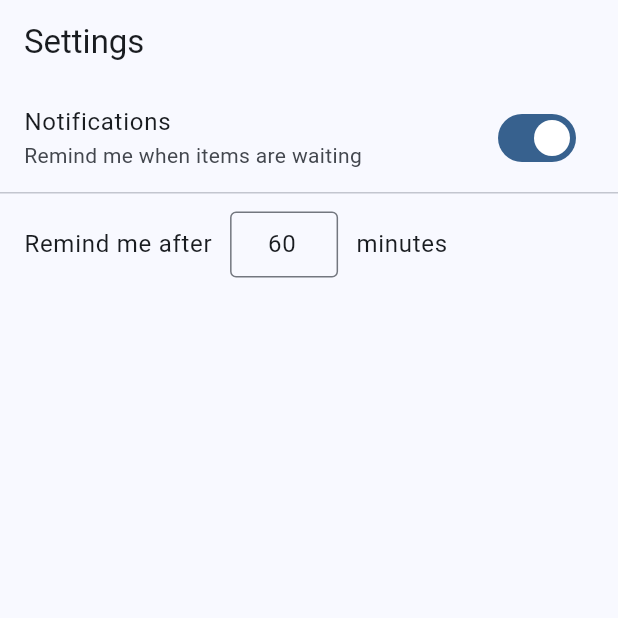
After one commit to shlomo-maghen/mind-q, a Flutter app: the SettingsView screen opened by its route, after a tap on "Notifications", on a phone screen of 412 x 824 dp, the top half of it. The commit adds this screen. Run offline on Flutter 3.47's test engine with Material 3 defaults, Android fonts, the phone set to English and light mode, and no system bars; our stand-ins replace flutter_local_notifications, flutter_riverpod, go_router, shared_preferences, timezone; accounts and stored records are empty.

Commit message:
Add notifications

```diff
--- a/lib/providers/queue_provider.dart
+++ b/lib/providers/queue_provider.dart
@@ -1,7 +1,10 @@
+import 'package:flutter/foundation.dart';
 import 'package:flutter_riverpod/flutter_riverpod.dart';
 import 'package:uuid/uuid.dart';
 import '../models/queue_item.dart';
+import '../services/notification_service.dart';
 import '../services/queue_repository.dart';
+import 'settings_provider.dart';
 
 final _repo = QueueRepository();
 const _uuid = Uuid();
@@ -21,6 +24,7 @@ class QueueNotifier extends AsyncNotifier<List<QueueItem>> {
     final updated = [...current, item];
     state = AsyncData(updated);
     await _repo.saveAll(updated);
+    await _scheduleNotification(updated.length);
   }
 
   Future<void> remove(String id) async {
@@ -28,6 +32,16 @@ class QueueNotifier extends AsyncNotifier<List<QueueItem>> {
     final updated = current.where((e) => e.id != id).toList();
     state = AsyncData(updated);
     await _repo.saveAll(updated);
+    if (updated.isEmpty && !kIsWeb) {
+      await NotificationService.instance.cancel();
+    }
+  }
+
+  Future<void> _scheduleNotification(int count) async {
+    if (kIsWeb) return;
+    final settings = ref.read(settingsProvider).valueOrNull;
+    if (settings == null || !settings.enabled) return;
+    await NotificationService.instance.schedule(count, settings.delayMinutes);
   }
 }
 
--- /dev/null
+++ b/lib/providers/settings_provider.dart
@@ -0,0 +1,39 @@
+import 'package:flutter/foundation.dart';
+import 'package:flutter_riverpod/flutter_riverpod.dart';
+import '../models/notification_settings.dart';
+import '../services/notification_service.dart';
+import '../services/settings_repository.dart';
+
+final _repo = SettingsRepository();
+
+class SettingsNotifier extends AsyncNotifier<NotificationSettings> {
+  @override
+  Future<NotificationSettings> build() => _repo.load();
+
+  Future<void> setEnabled(bool enabled) async {
+    final current = state.valueOrNull ?? const NotificationSettings();
+    final updated = NotificationSettings(
+      enabled: enabled,
+      delayMinutes: current.delayMinutes,
+    );
+    state = AsyncData(updated);
+    await _repo.save(updated);
+    if (!enabled && !kIsWeb) {
+      await NotificationService.instance.cancel();
+    }
+  }
+
+  Future<void> setDelay(int minutes) async {
+    final current = state.valueOrNull ?? const NotificationSettings();
+    final updated = NotificationSettings(
+      enabled: current.enabled,
+      delayMinutes: minutes,
+    );
+    state = AsyncData(updated);
+    await _repo.save(updated);
+  }
+}
+
+final settingsProvider =
+    AsyncNotifierProvider<SettingsNotifier, NotificationSettings>(
+        SettingsNotifier.new);
--- /dev/null
+++ b/lib/services/notification_service.dart
@@ -0,0 +1,75 @@
+import 'package:flutter/foundation.dart';
+import 'package:flutter_local_notifications/flutter_local_notifications.dart';
+import 'package:timezone/timezone.dart' as tz;
+import 'package:timezone/data/latest_all.dart' as tz_data;
+
+class NotificationService {
+  NotificationService._();
+  static final instance = NotificationService._();
+
+  final _plugin = FlutterLocalNotificationsPlugin();
+  static const _notifId = 13232323;
+  static const _channelId = 'mind_q_reminders';
+  static const _channelName = 'Queue Reminders';
+
+  Future<void> init() async {
+    tz_data.initializeTimeZones();
+
+    const android = AndroidInitializationSettings('@mipmap/ic_launcher');
+    const darwin = DarwinInitializationSettings(
+      requestAlertPermission: false,
+      requestBadgePermission: false,
+      requestSoundPermission: false,
+    );
+
+    await _plugin.initialize(
+      const InitializationSettings(android: android, iOS: darwin, macOS: darwin),
+    );
+  }
+
+  Future<void> requestPermission() async {
+    final android = _plugin.resolvePlatformSpecificImplementation<
+        AndroidFlutterLocalNotificationsPlugin>();
+    if (android != null) {
+      await android.requestNotificationsPermission();
+      return;
+    }
+    final ios = _plugin.resolvePlatformSpecificImplementation<
+        IOSFlutterLocalNotificationsPlugin>();
+    if (ios != null) {
+      await ios.requestPermissions(alert: true, badge: true, sound: false);
+    }
+  }
+
+  Future<void> schedule(int count, int delayMinutes) async {
+    await cancel();
+    final now = tz.TZDateTime.now(tz.UTC);
+    final scheduledTime = now.add(Duration(minutes: delayMinutes));
+    final body =
+        'You have $count thing${count == 1 ? '' : 's'} in your queue.';
+
+    await _plugin
+        .zonedSchedule(
+          _notifId,
+          'Mind-Q',
+          body,
+          scheduledTime,
+          const NotificationDetails(
+            android: AndroidNotificationDetails(
+              _channelId,
+              _channelName,
+              importance: Importance.defaultImportance,
+              priority: Priority.defaultPriority,
+            ),
+            iOS: DarwinNotificationDetails(),
+          ),
+          androidScheduleMode: AndroidScheduleMode.exactAllowWhileIdle,
+          uiLocalNotificationDateInterpretation:
+              UILocalNotificationDateInterpretation.absoluteTime,
+        );
+  }
+
+  Future<void> cancel() async {
+    await _plugin.cancel(_notifId);
+  }
+}
--- /dev/null
+++ b/lib/services/settings_repository.dart
@@ -0,0 +1,22 @@
+import 'package:shared_preferences/shared_preferences.dart';
+import '../models/notification_settings.dart';
+
+class SettingsRepository {
+  static const _enabledKey = 'notif_enabled';
+  static const _delayKey = 'notif_delay_minutes';
+
+  Future<NotificationSettings> load() async {
+    final prefs = await SharedPreferences.getInstance();
+    final storedDelay = prefs.getInt(_delayKey) ?? 60;
+    return NotificationSettings(
+      enabled: prefs.getBool(_enabledKey) ?? false,
+      delayMinutes: storedDelay > 0 ? storedDelay : 60,
+    );
+  }
+
+  Future<void> save(NotificationSettings settings) async {
+    final prefs = await SharedPreferences.getInstance();
+    await prefs.setBool(_enabledKey, settings.enabled);
+    await prefs.setInt(_delayKey, settings.delayMinutes);
+  }
+}
--- a/lib/ui/queue_view.dart
+++ b/lib/ui/queue_view.dart
@@ -2,6 +2,7 @@ import 'package:flutter/foundation.dart';
 import 'package:flutter/material.dart';
 import 'package:flutter/services.dart';
 import 'package:flutter_riverpod/flutter_riverpod.dart';
+import 'package:go_router/go_router.dart';
 import '../models/queue_item.dart';
 import '../providers/queue_provider.dart';
 import 'empty_state.dart';
@@ -86,6 +87,13 @@ class _QueueViewState extends ConsumerState<QueueView> {
       appBar: AppBar(
         title: const Text('Mind-Q'),
         centerTitle: false,
+        actions: [
+          IconButton(
+            icon: const Icon(Icons.settings_outlined),
+            tooltip: 'Settings',
+            onPressed: () => context.push('/settings'),
+          ),
+        ],
       ),
       body: Column(
         crossAxisAlignment: CrossAxisAlignment.stretch,
--- /dev/null
+++ b/lib/ui/settings_view.dart
@@ -0,0 +1,136 @@
+import 'package:flutter/foundation.dart';
+import 'package:flutter/material.dart';
+import 'package:flutter/services.dart';
+import 'package:flutter_riverpod/flutter_riverpod.dart';
+import '../providers/settings_provider.dart';
+import '../services/notification_service.dart';
+
+class SettingsView extends ConsumerStatefulWidget {
+  const SettingsView({super.key});
+
+  @override
+  ConsumerState<SettingsView> createState() => _SettingsViewState();
+}
+
+class _SettingsViewState extends ConsumerState<SettingsView> {
+  late final TextEditingController _delayController;
+  bool _initialized = false;
+
+  @override
+  void dispose() {
+    _delayController.dispose();
+    super.dispose();
+  }
+
+  void _commitDelay() {
+    final value = int.tryParse(_delayController.text);
+    if (value != null && value > 0) {
+      ref.read(settingsProvider.notifier).setDelay(value);
+    } else {
+      // Revert to current saved value on invalid input
+      final current = ref.read(settingsProvider).valueOrNull;
+      if (current != null) {
+        _delayController.text = current.delayMinutes.toString();
+      }
+    }
+  }
+
+  @override
+  Widget build(BuildContext context) {
+    final settingsState = ref.watch(settingsProvider);
+
+    return Scaffold(
+      appBar: AppBar(
+        title: const Text('Settings'),
+        centerTitle: false,
+      ),
+      body: settingsState.when(
+        loading: () => const Center(child: CircularProgressIndicator()),
+        error: (e, _) => Center(child: Text('Error: $e')),
+        data: (settings) {
+          // Initialize controller once from persisted value
+          if (!_initialized) {
+            _delayController =
+                TextEditingController(text: settings.delayMinutes.toString());
+            _initialized = true;
+          }
+
+          return ListView(
+            children: [
+              if (kIsWeb) ...[
+                const Padding(
+                  padding: EdgeInsets.all(16),
+                  child: Text(
+                    'Notifications are not supported on web.',
+                    style: TextStyle(color: Colors.grey),
+                  ),
+                ),
+              ] else ...[
+                SwitchListTile(
+                  title: const Text('Notifications'),
+                  subtitle: const Text('Remind me when items are waiting'),
+                  value: settings.enabled,
+                  onChanged: (value) async {
+                    if (value) {
+                      await NotificationService.instance.requestPermission();
+                    }
+                    await ref
+                        .read(settingsProvider.notifier)
+                        .setEnabled(value);
+                  },
+                ),
+                const Divider(height: 1),
+                Padding(
+                  padding:
+                      const EdgeInsets.symmetric(horizontal: 16, vertical: 12),
+                  child: Row(
+                    children: [
+                      Text(
+                        'Remind me after',
+                        style: Theme.of(context).textTheme.bodyLarge?.copyWith(
+                              color: settings.enabled
+                                  ? null
+                                  : Theme.of(context).disabledColor,
+                            ),
+                      ),
+                      const SizedBox(width: 12),
+                      SizedBox(
+                        width: 72,
+                        child: TextField(
+                          controller: _delayController,
+                          enabled: settings.enabled,
+                          keyboardType: TextInputType.number,
+                          textAlign: TextAlign.center,
+                          inputFormatters: [
+                            FilteringTextInputFormatter.digitsOnly,
+                          ],
+                          decoration: const InputDecoration(
+                            border: OutlineInputBorder(),
+                            contentPadding: EdgeInsets.symmetric(
+                                horizontal: 8, vertical: 10),
+                            isDense: true,
+                          ),
+                          onSubmitted: (_) => _commitDelay(),
+                          onTapOutside: (_) => _commitDelay(),
+                        ),
+                      ),
+                      const SizedBox(width: 12),
+                      Text(
+                        'minutes',
+                        style: Theme.of(context).textTheme.bodyLarge?.copyWith(
+                              color: settings.enabled
+                                  ? null
+                                  : Theme.of(context).disabledColor,
+                            ),
+                      ),
+                    ],
+                  ),
+                ),
+              ],
+            ],
+          );
+        },
+      ),
+    );
+  }
+}
--- a/pubspec.yaml
+++ b/pubspec.yaml
@@ -36,6 +36,8 @@ dependencies:
   go_router: ^14.6.2
   shared_preferences: ^2.3.2
   uuid: ^4.5.1
+  flutter_local_notifications: ^18.0.1
+  timezone: ^0.9.4
 
 dev_dependencies:
   flutter_test:
```
Also changed, not shown: lib/main.dart (+12 -1 lines), lib/models/notification_settings.dart (added, +9 -0 lines), pubspec.lock, 2 other files.
